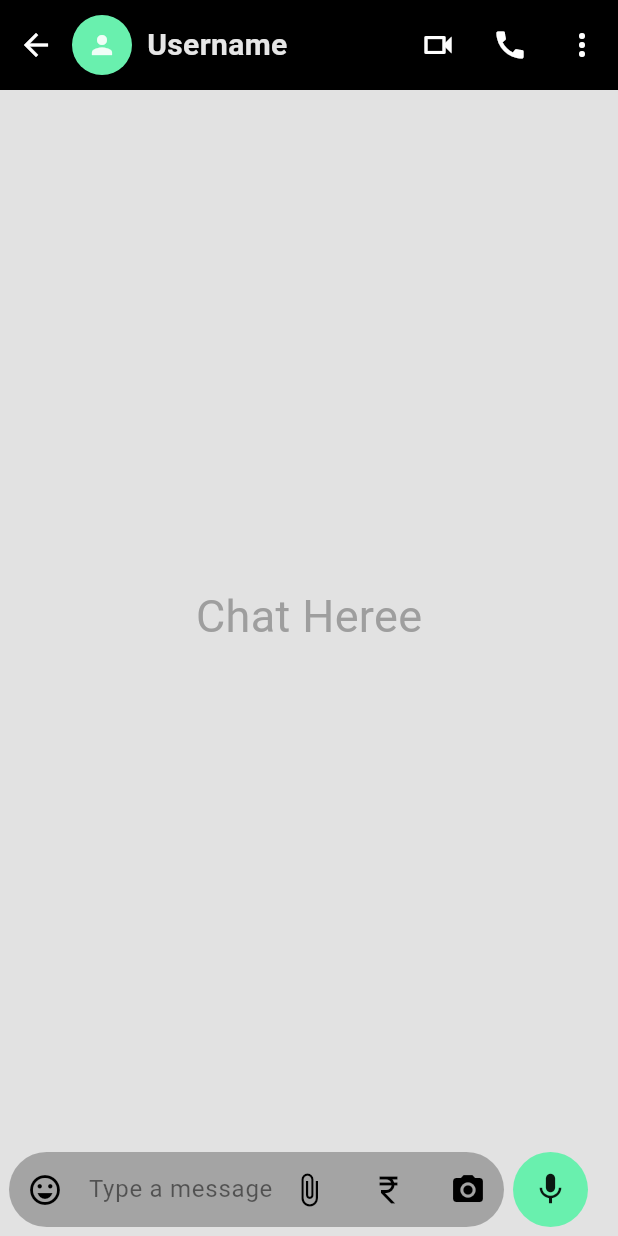
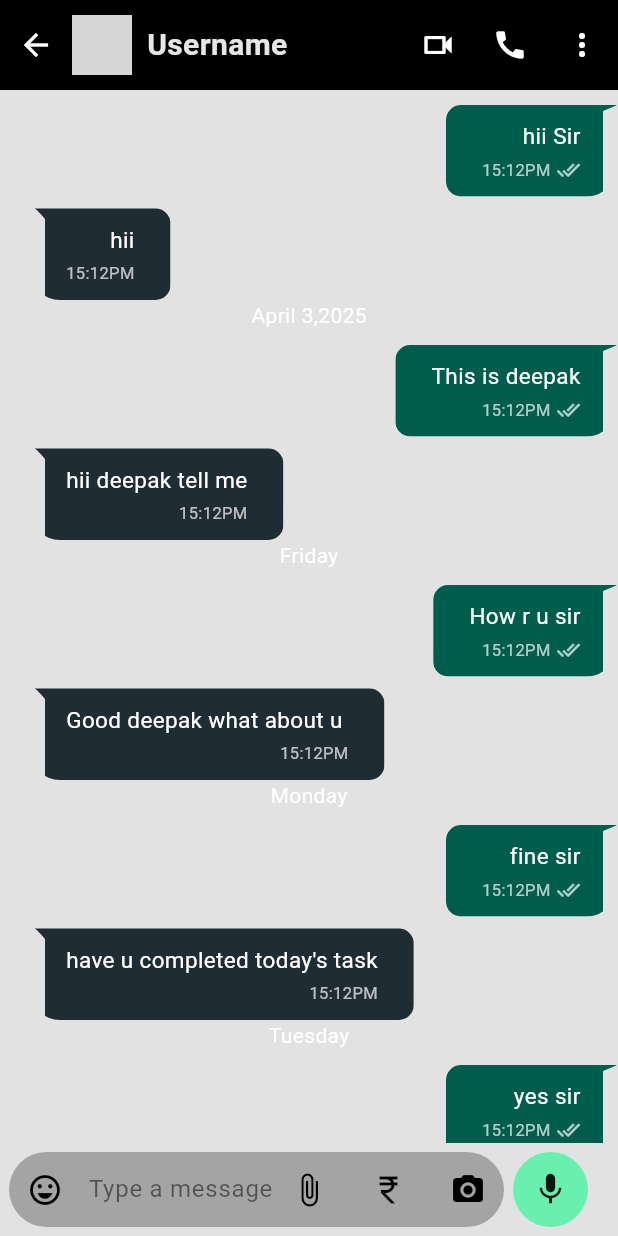
Before and after one commit to Deepakraj-008/WhatsappPageScreen, a Flutter app: the screen it shows after launch, after a tap on "Name", on a phone screen of 412 x 824 dp. Run offline on Flutter 3.47's test engine with Material 3 defaults, Android fonts, the phone set to English and light mode, and no system bars; our stand-ins replace get; network calls fail; grey boxes are pictures that could not be loaded.

Commit message:
some changes

```diff
--- a/lib/Common/Widgets/Chat.dart
+++ b/lib/Common/Widgets/Chat.dart
@@ -1,5 +1,6 @@
 import 'package:flutter/cupertino.dart';
 import 'package:flutter/material.dart';
+import 'package:whatsappscreen/Core/Models/models.dart';
 
 class Chatpage extends StatefulWidget {
   const Chatpage({super.key});
@@ -14,6 +15,7 @@ class _ChatpageState extends State<Chatpage> {
   Widget build(BuildContext context) {
     return SafeArea(
         child: Scaffold(
+
           backgroundColor: Colors.grey.withOpacity(0.3),
       appBar: AppBar(
         automaticallyImplyLeading: false,
@@ -24,14 +26,13 @@ class _ChatpageState extends State<Chatpage> {
             Navigator.pop(context);
          }, icon: Icon(Icons.arrow_back_sharp,color: Colors.white,)),
           CircleAvatar(
-            backgroundColor: Colors.greenAccent,
-            radius: 20,
-            child: Icon(
-              Icons.person,
-              color: Colors.white.withOpacity(0.9),
-              size: 20,
-            ),
-             ),SizedBox(width: 10,),
+            child: Container(
+              decoration: BoxDecoration(
+                shape: BoxShape.circle,
+                  image: DecorationImage(image: NetworkImage('https://encrypted-tbn0.gstatic.com/images?q=tbn:ANd9GcRDCsqRYLAFDdL4Ix_AHai7kNVyoPV9Ssv1xg&s'),fit: BoxFit.fill,)),
+            )
+          ),
+       SizedBox(width: 10,),
            Text('Username',
             style: TextStyle(
               fontSize: 20,
@@ -48,7 +49,45 @@ class _ChatpageState extends State<Chatpage> {
       ),
          body: Column(
            children: [
-             Spacer(),Center(child: Text('Chat Heree',style: TextStyle(fontSize: 30,color: Colors.grey),),),Spacer(),
+             Expanded(
+                 child: ListView.builder(
+                     itemCount: 1,
+                     itemBuilder: (context,index){
+                      return const Column(
+                        crossAxisAlignment: CrossAxisAlignment.start,
+                        mainAxisAlignment: MainAxisAlignment.start,
+                        children: [
+                          Sender(message: 'hii Sir', time: '15:12PM'),
+                          Reciever(message: 'hii', time: '15:12PM'),
+                          Center(child: SizedBox(child: Text('April 3,2025',style: TextStyle(color: Colors.white),),)),
+
+                          Sender(message: 'This is deepak', time: '15:12PM'),
+                          Reciever(message: 'hii deepak tell me', time: '15:12PM'),
+                          Center(child: SizedBox(child: Text('Friday',style: TextStyle(color: Colors.white),),)),
+
+                          Sender(message: 'How r u sir', time: '15:12PM'),
+                          Reciever(message: 'Good deepak what about u ', time: '15:12PM'),
+                          Center(child: SizedBox(child: Text('Monday',style: TextStyle(color: Colors.white),),)),
+
+                          Sender(message: 'fine sir', time: '15:12PM'),
+                          Reciever(message: 'have u completed today\'s task', time: '15:12PM'),
+                          Center(child: SizedBox(child: Text('Tuesday',style: TextStyle(color: Colors.white),),)),
+
+                          Sender(message: 'yes sir', time: '15:12PM'),
+                          Reciever(message: 'Good', time: '15:12PM'),
+                          Center(child: SizedBox(child: Text('Yesterday',style: TextStyle(color: Colors.white),),)),
+
+                          Sender(message: 'should i get the task tomorrow', time: '15:12PM'),
+                          Reciever(message: 'yes i will give the task on tomorrow meet me in the office', time: '15:12PM'),
+                          Center(child: SizedBox(child: Text('Today',style: TextStyle(color: Colors.white),),)),
+
+                          Sender(message: 'sure sit thank u 😊', time: '15:12PM'),
+                        ],
+                      );
+             }
+             )
+             ),
+
              Row(
                children: [
                  Padding(
--- a/lib/Common/Widgets/HomePage.dart
+++ b/lib/Common/Widgets/HomePage.dart
@@ -1,4 +1,3 @@
-import 'package:flutter/cupertino.dart';
 import 'package:flutter/material.dart';
   import 'package:get/get.dart';
   import 'package:whatsappscreen/Common/Widgets/Chat.dart';
@@ -61,10 +60,12 @@ class _HomeScreenState extends State<HomeScreen> {
               ),
             ],
           ),
-        body: Column(
-          children: [
-            Padding(
-              padding: EdgeInsets.symmetric(horizontal: 8.0),
+          body: ListView.builder(
+            itemCount: 23,
+            itemBuilder: (context, index) {
+              if (index == 0) {
+                return Padding(
+                  padding: EdgeInsets.symmetric(horizontal: 8.0,vertical: 10),
                   child: Container(
                     height: 50,
                     decoration: BoxDecoration(
@@ -93,16 +94,19 @@ class _HomeScreenState extends State<HomeScreen> {
                       ),
                     ),
                   ),
-            ),
-            SizedBox(height: 15),
-            SizedBox(
-              height: 30,
+                );
+              } else if (index == 1) {
+                return SizedBox(
+                  height: 40,
                   child: ListView.separated(
                     scrollDirection: Axis.horizontal,
                     itemCount: types.length,
                     separatorBuilder: (context, index) => SizedBox(width: 4),
                     itemBuilder: (context, index) {
-                  return Container(
+                      return Row(
+                        children: [
+                          SizedBox(width: 5,),
+                          Container(
                             height: 40,
                             width: 70,
                             decoration: BoxDecoration(
@@ -123,21 +127,25 @@ class _HomeScreenState extends State<HomeScreen> {
                                 ),
                               ),
                             ),
+                          ),
+                        ],
                       );
                     },
                   ),
-            ),
-            SizedBox(height: 15),
-            TextButton(
+                );
+              } else if (index == 2) {
+                return Padding(
+                  padding: const EdgeInsets.all(8.0),
+                  child: TextButton(
                     onPressed: () {},
                     child: Row(
                       children: [
-                  SizedBox(width: 20),
+                        SizedBox(width: 10),
                         Icon(
                           Icons.add_card_sharp,
                           color: Colors.white.withOpacity(0.9),
                         ),
-                  SizedBox(width: 40),
+                        SizedBox(width: 30),
                         Text(
                           'Archived',
                           style: TextStyle(
@@ -156,19 +164,22 @@ class _HomeScreenState extends State<HomeScreen> {
                       ],
                     ),
                   ),
-            Expanded(
-              child: ListView.builder(
-                itemCount: 20,
-                itemBuilder: (context, index) {
+                );
+              } else {
+                // Chat List Items
                 return ListTile(
                   onTap: () {
                     Get.to( Chatpage());
                   },
-                    leading: Image.network(
-                      'https://images.pexels.com/photos/45201/kitty-cat-kitten-pet-45201.jpeg',
+                  leading:  CircleAvatar(
+                      child: Container(
+                        decoration: const BoxDecoration(
+                            shape: BoxShape.circle,
+                            image: DecorationImage(
+                              image: NetworkImage('https://encrypted-tbn0.gstatic.com/images?q=tbn:ANd9GcRDCsqRYLAFDdL4Ix_AHai7kNVyoPV9Ssv1xg&s')
+                              ,fit: BoxFit.fill,)
                         ),
-                    shape: RoundedRectangleBorder(
-                      borderRadius: BorderRadius.circular(20),
+                      )
                   ),
                   title: Text(
                     'Name',
@@ -179,7 +190,7 @@ class _HomeScreenState extends State<HomeScreen> {
                     ),
                   ),
                   subtitle: Text(
-                      'Chart Now',
+                    'chast Now ',
                     style: TextStyle(
                       color: Colors.white.withOpacity(0.6),
                       fontSize: 15,
@@ -195,10 +206,8 @@ class _HomeScreenState extends State<HomeScreen> {
                     ),
                   ),
                 );
+              }
             },
-              ),
-            ),
-          ],
           ),
           bottomNavigationBar: BottomNavigationBar(
             selectedItemColor: Colors.greenAccent,
--- /dev/null
+++ b/lib/Core/Models/models.dart
@@ -0,0 +1,153 @@
+
+import 'package:flutter/cupertino.dart';
+import 'package:flutter/material.dart';
+
+class Sender extends StatelessWidget {
+  final String message;
+  final String time;
+
+  const Sender({
+    Key? key,
+    required this.message,
+    required this.time,
+  }) : super(key: key);
+
+  @override
+  Widget build(BuildContext context) {
+    return Align(
+      alignment: Alignment.centerRight,
+      child: ClipPath(
+        clipBehavior: Clip.antiAlias,
+        clipper: Sendermessage(),
+        child: Padding(
+          padding: const EdgeInsets.only(right: 1.0),
+          child: Container(
+            padding: const EdgeInsets.symmetric(horizontal: 24, vertical: 10),
+            margin: const EdgeInsets.only(top: 10),
+            constraints: BoxConstraints(maxWidth: MediaQuery.of(context).size.width * 0.7),
+            decoration: BoxDecoration(
+              borderRadius: BorderRadius.only(
+                topLeft: Radius.circular(10),
+                bottomLeft: Radius.circular(10),
+                bottomRight: Radius.circular(20),
+              ),
+              color: const Color(0xFF005C4B),
+            ),
+            child: Column(
+              crossAxisAlignment: CrossAxisAlignment.end,
+              children: [
+                Text(message, style: const TextStyle(color: Colors.white, fontSize: 15)),
+                const SizedBox(height: 4),
+                Row(
+                  mainAxisSize: MainAxisSize.min,
+                  children: [
+                    Text(time, style: const TextStyle(color: Colors.white70, fontSize: 11)),
+                    const SizedBox(width: 4),
+                    const Icon(Icons.done_all, color: Colors.white70, size: 16),
+                  ],
+                )
+              ],
+            ),
+          ),
+        ),
+      ),
+    );
+  }
+}
+
+class Reciever extends StatelessWidget {
+  final String message;
+  final String time;
+  final bool isEdited;
+
+  const Reciever({
+    Key? key,
+    required this.message,
+    required this.time,
+    this.isEdited = false,
+  }) : super(key: key);
+
+  @override
+  Widget build(BuildContext context) {
+    return Align(
+      alignment: Alignment.centerLeft,
+      child: ClipPath(
+        clipBehavior: Clip.antiAlias,
+        clipper: Recivermessage(),
+        child: Padding(
+          padding: const EdgeInsets.only(left: 20.0),
+          child: Container(
+            padding: const EdgeInsets.symmetric(horizontal: 24, vertical: 10),
+            margin: const EdgeInsets.only(top: 8),
+            constraints: BoxConstraints(maxWidth: MediaQuery.of(context).size.width * 0.7),
+            decoration: BoxDecoration(
+              borderRadius: BorderRadius.only(
+                topRight: Radius.circular(10),
+                bottomLeft: Radius.circular(20),
+                bottomRight: Radius.circular(10),
+              ),
+              color: const Color(0xFF202C33),
+            ),
+            child: Column(
+              crossAxisAlignment: CrossAxisAlignment.end,
+              children: [
+                Text(message, style: const TextStyle(color: Colors.white, fontSize: 15)),
+                const SizedBox(height: 4),
+                Row(
+                  mainAxisSize: MainAxisSize.min,
+                  children: [
+                    Text(time, style: const TextStyle(color: Colors.white70, fontSize: 11)),
+                    if (isEdited)
+                      const Padding(
+                        padding: EdgeInsets.only(left: 4),
+                        child: Text("Edited", style: TextStyle(color: Colors.grey, fontSize: 11)),
+                      )
+                  ],
+                )
+              ],
+            ),
+          ),
+        ),
+      ),
+    );
+  }
+}
+
+class Sendermessage extends CustomClipper<Path> {
+  @override
+
+  Path getClip(Size size) {
+    final path = Path();
+    path.moveTo(0, 0);
+    path.lineTo(size.width - 20, 0);
+    path.lineTo(size.width - 10, -10);
+    path.quadraticBezierTo(size.width , 0, size.width ,0);
+    path.lineTo(size.width+size.height, -20);
+    path.lineTo(size.width-10,14);
+    path.lineTo(size.width-10, size.height);
+    path.lineTo(0, size.height);
+    path.close();
+    return path;
+  }
+
+  @override
+  bool shouldReclip(CustomClipper<Path> oldClipper) => false;
+}
+
+class Recivermessage extends CustomClipper<Path> {
+  @override
+  Path getClip(Size size) {
+    final path = Path();
+    path.moveTo(30, 0);
+    path.lineTo(size.width, 0);
+    path.lineTo(size.width, size.height);
+    path.lineTo(30, size.height);
+    path.lineTo(30, 15);
+    path.quadraticBezierTo(10,-10, -10, 10);
+    path.close();
+    return path;
+  }
+
+  @override
+  bool shouldReclip(CustomClipper<Path> oldClipper) => false;
+}
--- a/pubspec.yaml
+++ b/pubspec.yaml
@@ -36,6 +36,7 @@ dependencies:
   # Use with the CupertinoIcons class for iOS style icons.
   cupertino_icons: ^1.0.8
   get: ^4.7.2
+  flutter_chat_bubble: ^2.0.2
 
 dev_dependencies:
   flutter_test:
```
Also changed, not shown: pubspec.lock. Lines whose indentation alone changed are shown as unchanged.
